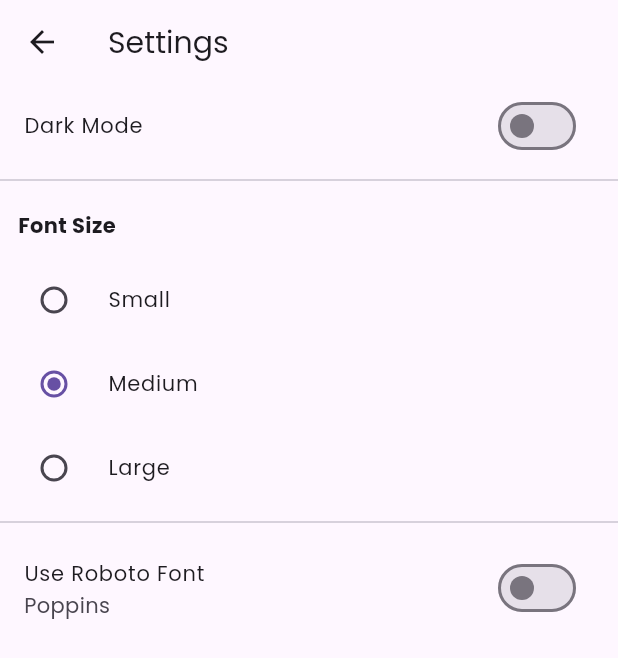
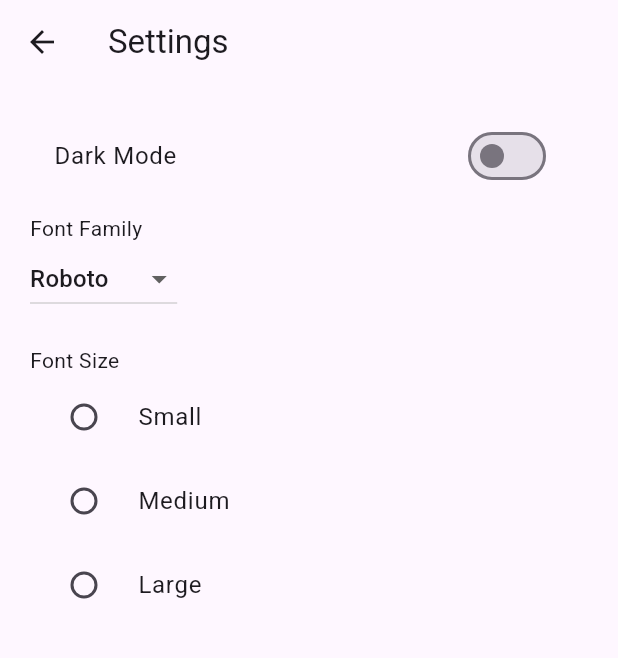
Before and after one commit to Mkhasimpp/MODULE-ASSINGMENT-5, a Flutter app: the screen it shows after launch, after a tap on "Add Cart", after a tap on the "settings" icon, on a phone screen of 412 x 824 dp. Shown: the top 658 px of the screen. Run offline on Flutter 3.47's test engine with Material 3 defaults, Android fonts, the phone set to English and light mode, and no system bars.

Commit message:
Final ecommerce app with cart, settings, dark mode

```diff
--- a/lib/main.dart
+++ b/lib/main.dart
@@ -1,20 +1,68 @@
 import 'package:flutter/material.dart';
 import 'package:provider/provider.dart';
-import 'providers/theme_provider.dart';
-import 'providers/cart_provider.dart';
 import 'screens/home_screen.dart';
-import 'package:google_fonts/google_fonts.dart';
 
 void main() {
   runApp(
-    MultiProvider(
-      providers: [
-        ChangeNotifierProvider(create: (_) => ThemeProvider()),
-        ChangeNotifierProvider(create: (_) => CartProvider()),
-      ],
+    ChangeNotifierProvider(
+      create: (_) => AppProvider(),
       child: const MyApp(),
     ),
   );
+}
+
+class AppProvider extends ChangeNotifier {
+  bool dark = false;
+  String font = 'Roboto';
+  double fontSize = 14;
+
+  Map cart = {};
+
+  void toggleDark() {
+    dark = !dark;
+    notifyListeners();
+  }
+
+  void changeFont(String f) {
+    font = f;
+    notifyListeners();
+  }
+
+  void changeFontSize(double s) {
+    fontSize = s;
+    notifyListeners();
+  }
+
+  void addCart(item) {
+    if (cart.containsKey(item['name'])) {
+      cart[item['name']]['qty']++;
+    } else {
+      cart[item['name']] = {...item, 'qty': 1};
+    }
+    notifyListeners();
+  }
+
+  void clearCart() {
+    cart.clear();
+    notifyListeners();
+  }
+
+  double get total {
+    double t = 0;
+    cart.forEach((k, v) {
+      t += v['price'] * v['qty'];
+    });
+    return t;
+  }
+
+  /// CART BADGE = TOTAL QUANTITY
+  int get cartCount {
+    int count = 0;
+    cart.forEach((k, v) {
+      count += v['qty'] as int;
+    });
+    return count;
+  }
 }
 
 class MyApp extends StatelessWidget {
@@ -22,44 +70,27 @@ class MyApp extends StatelessWidget {
 
   @override
   Widget build(BuildContext context) {
-    return Consumer<ThemeProvider>(
-      builder: (context, theme, _) {
-        final base = theme.useRoboto
-            ? GoogleFonts.robotoTextTheme()
-            : GoogleFonts.poppinsTextTheme();
-
-        final sizedTheme = base.copyWith(
-          bodyLarge:
-          base.bodyLarge?.copyWith(fontSize: theme.baseFontSize),
-          bodyMedium:
-          base.bodyMedium?.copyWith(fontSize: theme.baseFontSize),
-          bodySmall:
-          base.bodySmall?.copyWith(fontSize: theme.baseFontSize),
-          titleLarge:
-          base.titleLarge?.copyWith(fontSize: theme.baseFontSize + 6),
-          titleMedium:
-          base.titleMedium?.copyWith(fontSize: theme.baseFontSize + 4),
-          titleSmall:
-          base.titleSmall?.copyWith(fontSize: theme.baseFontSize + 2),
-        );
-
+    return Consumer<AppProvider>(
+      builder: (_, p, __) {
         return MaterialApp(
           debugShowCheckedModeBanner: false,
-          themeMode: theme.isDark ? ThemeMode.dark : ThemeMode.light,
+
+          themeMode: p.dark ? ThemeMode.dark : ThemeMode.light,
+
+          darkTheme: ThemeData.dark().copyWith(
+            textTheme: TextTheme(
+              bodyMedium: TextStyle(fontSize: p.fontSize),
+            ),
+          ),
 
           theme: ThemeData(
-            brightness: Brightness.light,
-            useMaterial3: true,
-            textTheme: sizedTheme,
+            fontFamily: p.font,
+            textTheme: TextTheme(
+              bodyMedium: TextStyle(fontSize: p.fontSize),
+            ),
           ),
 
-          darkTheme: ThemeData(
-            brightness: Brightness.dark,
-            useMaterial3: true,
-            textTheme: sizedTheme,
-          ),
-
-          home: HomeScreen(),
+          home: const HomeScreen(),
         );
       },
     );
--- a/lib/screens/home_screen.dart
+++ b/lib/screens/home_screen.dart
@@ -1,73 +1,107 @@
 import 'package:flutter/material.dart';
 import 'package:provider/provider.dart';
-
-import '../data/product_list.dart';
-import '../widgets/product_card.dart';
-import '../widgets/cart_badge.dart';
-import '../providers/cart_provider.dart';
-
-import 'product_details.dart';
+import '../main.dart';
 import 'settings_screen.dart';
 import 'cart_screen.dart';
+import 'product_details.dart';
 
 class HomeScreen extends StatelessWidget {
   const HomeScreen({super.key});
 
-  int gridCount(double width) {
-    if (width < 600) return 2; // Mobile
-    return 4; // Tablet/Desktop
-  }
-
   @override
   Widget build(BuildContext context) {
+    var p = context.watch<AppProvider>();
+
+    final products = [
+      {'name': 'Laptop', 'price': 45000.0, 'img': 'assets/images/laptop.png'},
+      {'name': 'Phone', 'price': 15000.0, 'img': 'assets/images/phone.png'},
+      {'name': 'Headset', 'price': 2000.0, 'img': 'assets/images/headset.png'},
+      {'name': 'Watch', 'price': 3000.0, 'img': 'assets/images/watch.png'},
+    ];
+
     return Scaffold(
       appBar: AppBar(
         title: const Text("Shop"),
         actions: [
-          IconButton(
-            icon: CartBadge(),
-            onPressed: () {
-              Navigator.push(
-                context,
-                MaterialPageRoute(builder: (_) => CartScreen()),
-              );
-            },
+
+          Stack(
+            children: [
+              IconButton(
+                icon: const Icon(Icons.shopping_cart),
+                onPressed: () => Navigator.push(
+                  context,
+                  MaterialPageRoute(builder: (_) => const CartScreen()),
+                ),
+              ),
+
+              if (p.cartCount > 0)
+                Positioned(
+                  right: 6,
+                  top: 6,
+                  child: CircleAvatar(
+                    radius: 8,
+                    backgroundColor: Colors.red,
+                    child: Text(
+                      p.cartCount.toString(),
+                      style: const TextStyle(color: Colors.white, fontSize: 10),
+                    ),
+                  ),
+                )
+            ],
           ),
+
           IconButton(
             icon: const Icon(Icons.settings),
-            onPressed: () {
-              Navigator.push(
-                context,
-                MaterialPageRoute(builder: (_) => SettingsScreen()),
-              );
-            },
+            onPressed: () => Navigator.push(
+              context,
+              MaterialPageRoute(builder: (_) => const SettingsScreen()),
+            ),
           ),
         ],
       ),
+
       body: GridView.builder(
-        padding: const EdgeInsets.all(12),
-        gridDelegate: SliverGridDelegateWithFixedCrossAxisCount(
-          crossAxisCount: gridCount(MediaQuery.of(context).size.width),
-          crossAxisSpacing: 12,
-          mainAxisSpacing: 12,
-          childAspectRatio: 0.7,
+        padding: const EdgeInsets.all(10),
+        gridDelegate: const SliverGridDelegateWithFixedCrossAxisCount(
+          crossAxisCount: 2,
+          childAspectRatio: .75,
         ),
         itemCount: products.length,
+
         itemBuilder: (_, i) {
-          return ProductCard(
-            products[i],
-                () {
+          var item = products[i];
+
+          return GestureDetector(
+            onTap: () {
               Navigator.push(
                 context,
-                MaterialPageRoute(
-                  builder: (_) => ProductDetails(products[i]),
-                ),
+                MaterialPageRoute(builder: (_) => ProductDetails(item)),
               );
             },
-                () {
-              Provider.of<CartProvider>(context, listen: false)
-                  .add(products[i]);
-            },
+
+            child: Card(
+              child: Column(
+                mainAxisAlignment: MainAxisAlignment.center,
+                children: [
+
+                  Image.asset(item['img'] as String, height: 80),
+
+                  const SizedBox(height: 10),
+
+                  Text(item['name'] as String,
+                      style: const TextStyle(fontWeight: FontWeight.bold)),
+
+                  Text("₹${item['price']}"),
+
+                  const SizedBox(height: 5),
+
+                  ElevatedButton(
+                    onPressed: () => p.addCart(item),
+                    child: const Text("Add Cart"),
+                  )
+                ],
+              ),
+            ),
           );
         },
       ),
--- a/lib/screens/settings_screen.dart
+++ b/lib/screens/settings_screen.dart
@@ -1,74 +1,68 @@
 import 'package:flutter/material.dart';
 import 'package:provider/provider.dart';
-import '../providers/theme_provider.dart';
+import '../main.dart';
 
 class SettingsScreen extends StatelessWidget {
   const SettingsScreen({super.key});
 
   @override
   Widget build(BuildContext context) {
-    final theme = Provider.of<ThemeProvider>(context);
+    var p = context.watch<AppProvider>();
 
     return Scaffold(
-      appBar: AppBar(
-        title: const Text("Settings"),
-      ),
-      body: ListView(
+      appBar: AppBar(title: const Text("Settings")),
+      body: Padding(
+        padding: const EdgeInsets.all(20),
+        child: Column(
+          crossAxisAlignment: CrossAxisAlignment.start,
           children: [
-          // 🌙 Dark Mode
+
             SwitchListTile(
+              value: p.dark,
+              onChanged: (_) => p.toggleDark(),
               title: const Text("Dark Mode"),
-            value: theme.isDark,
-            onChanged: (_) => theme.toggleTheme(),
             ),
 
-          const Divider(),
+            const SizedBox(height: 10),
 
-          // 🔠 Font Size Title
-          const Padding(
-            padding: EdgeInsets.all(12),
-            child: Text(
-              "Font Size",
-              style: TextStyle(fontWeight: FontWeight.bold),
-            ),
+            const Text("Font Family"),
+
+            DropdownButton(
+              value: p.font,
+              items: ['Roboto','Poppins','OpenSans']
+
+                .map((e) =>
+                  DropdownMenuItem(value: e, child: Text(e)))
+                  .toList(),
+              onChanged: (v) => p.changeFont(v.toString()),
             ),
 
-          // Small Font
-          RadioListTile<int>(
+            const SizedBox(height: 20),
+
+            const Text("Font Size"),
+
+            RadioListTile(
+              value: 12.0,
+              groupValue: p.fontSize,
+              onChanged: (v) => p.changeFontSize(v!),
               title: const Text("Small"),
-            value: 12,
-            groupValue: theme.baseFontSize.toInt(),
-            onChanged: (_) => theme.setSmall(),
             ),
 
-          // Medium Font
-          RadioListTile<int>(
+            RadioListTile(
+              value: 16.0,
+              groupValue: p.fontSize,
+              onChanged: (v) => p.changeFontSize(v!),
               title: const Text("Medium"),
-            value: 14,
-            groupValue: theme.baseFontSize.toInt(),
-            onChanged: (_) => theme.setMedium(),
             ),
 
-          // Large Font
-          RadioListTile<int>(
+            RadioListTile(
+              value: 20.0,
+              groupValue: p.fontSize,
+              onChanged: (v) => p.changeFontSize(v!),
               title: const Text("Large"),
-            value: 18,
-            groupValue: theme.baseFontSize.toInt(),
-            onChanged: (_) => theme.setLarge(),
-          ),
-
-          const Divider(),
-
-          // 🔤 Font Family
-          SwitchListTile(
-            title: const Text("Use Roboto Font"),
-            subtitle: Text(
-              theme.useRoboto ? "Roboto" : "Poppins",
-            ),
-            value: theme.useRoboto,
-            onChanged: (_) => theme.toggleFont(),
             ),
           ],
+        ),
       ),
     );
   }
--- a/lib/widgets/cart_badge.dart
+++ b/lib/widgets/cart_badge.dart
@@ -3,46 +3,35 @@ import 'package:provider/provider.dart';
 import '../providers/cart_provider.dart';
 
 class CartBadge extends StatelessWidget {
-  const CartBadge({super.key});
+  final VoidCallback onPressed;
+
+  const CartBadge({super.key, required this.onPressed});
 
   @override
   Widget build(BuildContext context) {
-    return Consumer<CartProvider>(
-      builder: (context, cart, child) {
+    final cart = context.watch<CartProvider>();
+
     return Stack(
-          alignment: Alignment.center,
       children: [
-            const Icon(Icons.shopping_cart_outlined),
+        IconButton(
+          icon: const Icon(Icons.shopping_cart),
+          onPressed: onPressed,
+        ),
 
-            // Badge
         if (cart.totalItems > 0)
           Positioned(
-                right: 0,
-                top: 0,
-                child: Container(
-                  padding: const EdgeInsets.all(4),
-                  decoration: BoxDecoration(
-                    color: Colors.red,
-                    shape: BoxShape.circle,
-                  ),
-                  constraints: const BoxConstraints(
-                    minWidth: 18,
-                    minHeight: 18,
-                  ),
+            right: 4,
+            top: 4,
+            child: CircleAvatar(
+              radius: 8,
+              backgroundColor: Colors.red,
               child: Text(
                 cart.totalItems.toString(),
-                    style: const TextStyle(
-                      color: Colors.white,
-                      fontSize: 10,
-                      fontWeight: FontWeight.bold,
-                    ),
-                    textAlign: TextAlign.center,
+                style: const TextStyle(fontSize: 10, color: Colors.white),
               ),
             ),
           ),
       ],
     );
-      },
-    );
   }
 }
--- a/lib/widgets/product_card.dart
+++ b/lib/widgets/product_card.dart
@@ -1,76 +1,30 @@
 import 'package:flutter/material.dart';
-import '../models/product_model.dart';
 
 class ProductCard extends StatelessWidget {
-  final Product product;
+  final Map product;
+  final VoidCallback onAdd;
   final VoidCallback onTap;
-  final VoidCallback onAdd;
 
-  const ProductCard(this.product, this.onTap, this.onAdd, {super.key});
+  const ProductCard({
+    super.key,
+    required this.product,
+    required this.onAdd,
+    required this.onTap,
+  });
 
   @override
   Widget build(BuildContext context) {
     return GestureDetector(
       onTap: onTap,
       child: Card(
-        elevation: 3,
-        shape: RoundedRectangleBorder(
-          borderRadius: BorderRadius.circular(18),
-        ),
-        child: Padding(
-          padding: const EdgeInsets.all(10),
-          child: Column(
-            children: [
-              // Product Image
-              Expanded(
-                child: Padding(
-                  padding: const EdgeInsets.all(12.0),
-                  child: Image.network(
-                    product.image,
-                    fit: BoxFit.contain,
-                    errorBuilder: (_, __, ___) =>
-                    const Icon(Icons.image, size: 60),
-                  ),
-                ),
-              ),
-
-              const SizedBox(height: 6),
-
-              // Product Name
-              Text(
-                product.name,
-                style: const TextStyle(fontWeight: FontWeight.bold),
-              ),
-
-              const SizedBox(height: 4),
-
-              // Price
-              Text("₹${product.price.toStringAsFixed(0)}"),
-
-              const SizedBox(height: 4),
-
-              // Rating Stars
-              Row(
-                mainAxisAlignment: MainAxisAlignment.center,
-                children: List.generate(
-                  4,
-                      (index) =>
-                  const Icon(Icons.star, size: 14, color: Colors.orange),
-                ),
-              ),
-
-              const SizedBox(height: 6),
-
-              // Add Cart Button
-              SizedBox(
-                width: double.infinity,
-                child: ElevatedButton(
-                  onPressed: onAdd,
-                  child: const Text("Add Cart"),
-                ),
-              ),
-            ],
-          ),
+        child: Column(
+          mainAxisAlignment: MainAxisAlignment.center,
+          children: [
+            Image.asset(product['img'], height: 80),
+            Text(product['name']),
+            Text("₹${product['price']}"),
+            ElevatedButton(onPressed: onAdd, child: const Text("Add Cart")),
+          ],
         ),
       ),
     );
```
Also changed, not shown: lib/data/product_list.dart (+24 -13 lines), lib/models/product_model.dart (+7 -1 lines), lib/providers/cart_provider.dart (+9 -18 lines), lib/providers/theme_provider.dart (+5 -22 lines), lib/screens/cart_screen.dart (+32 -47 lines), lib/screens/product_details.dart (+27 -17 lines), pubspec.yaml (+16 -9 lines), assets/fonts/OpenSans-Regular.ttf (added), assets/fonts/Roboto-Regular.ttf (added), assets/images/headset.png (added), assets/images/laptop.png (added), assets/images/phone.png (added), assets/images/product.jpg (deleted), assets/images/watch.png (added), 1 more files, 2 other files. Lines whose indentation alone changed are shown as unchanged.
